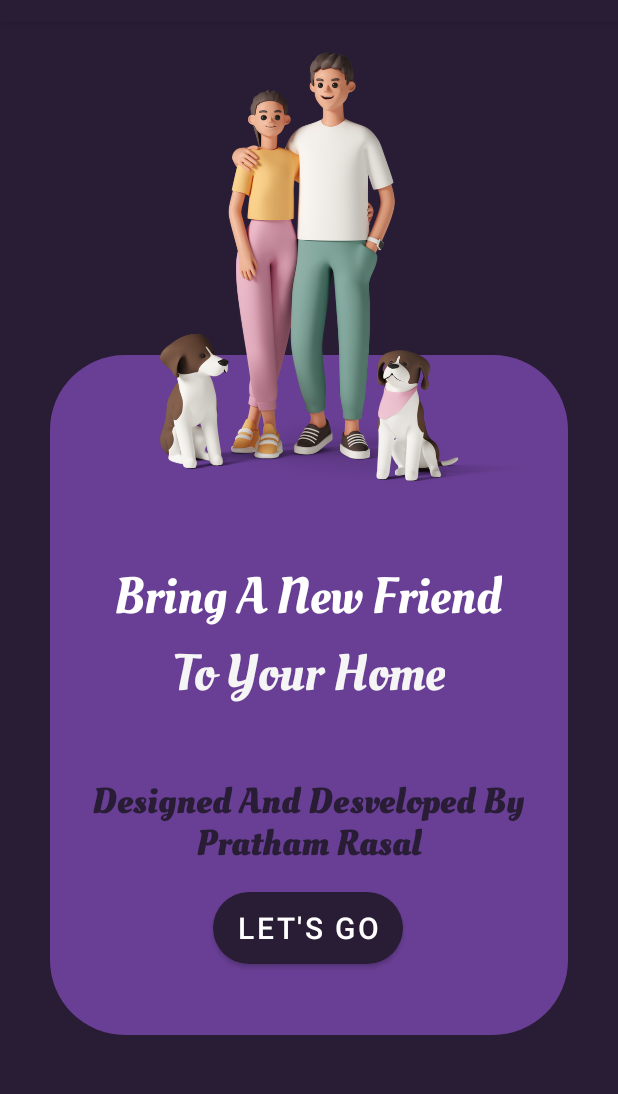
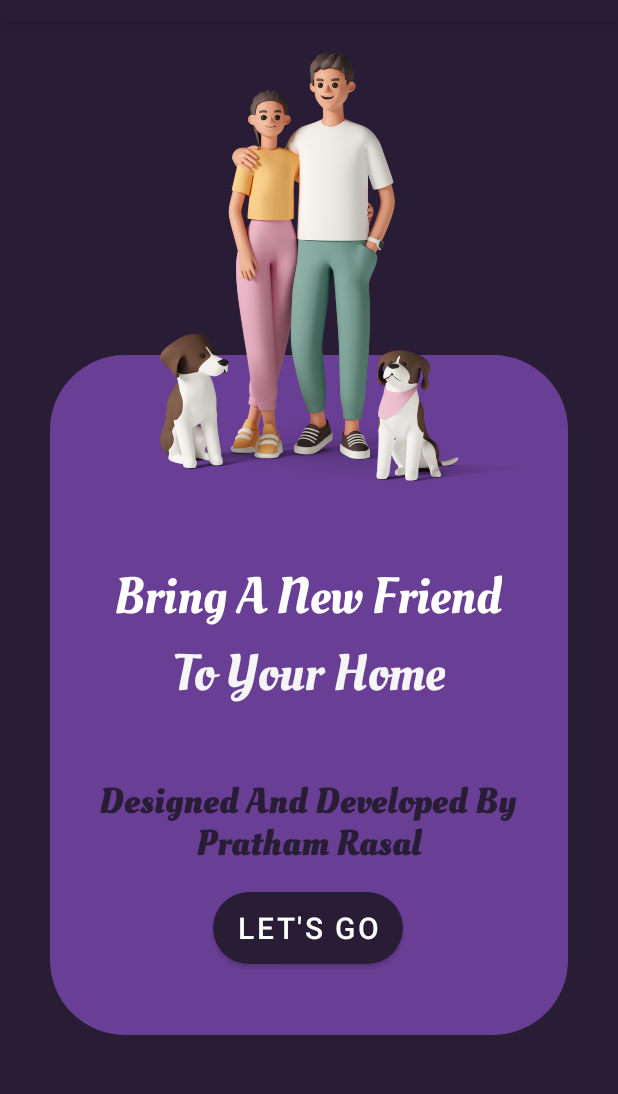
Before and after one commit to prathamrasal/HappyPaws, an Android app: the screen it shows after launch (MainActivity), on a phone screen of 412 x 824 dp, the part 62-1156 px from its top. Run offline under Robolectric (Android 15) with nearby library versions, the phone set to English and light mode, and no system bars.

Commit message:
Spell Errors Optimized

```diff
--- a/app/src/main/res/layout/activity_main.xml
+++ b/app/src/main/res/layout/activity_main.xml
@@ -79,7 +79,7 @@
         android:layout_height="wrap_content"
         android:layout_marginTop="44dp"
         android:fontFamily="@font/font1"
-        android:text="Designed And Desveloped By"
+        android:text="Designed And Developed By"
         android:textColor="@color/purple_700"
         android:textSize="24sp"
         app:layout_constraintEnd_toEndOf="parent"
```
